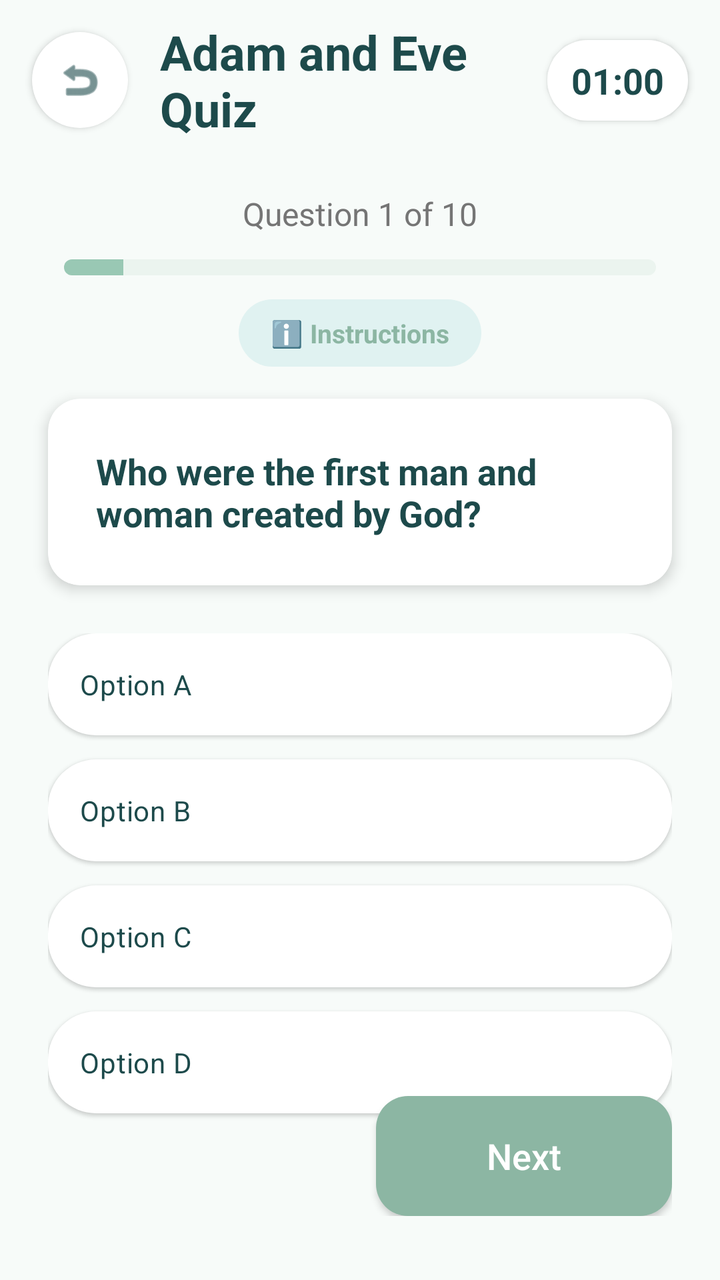
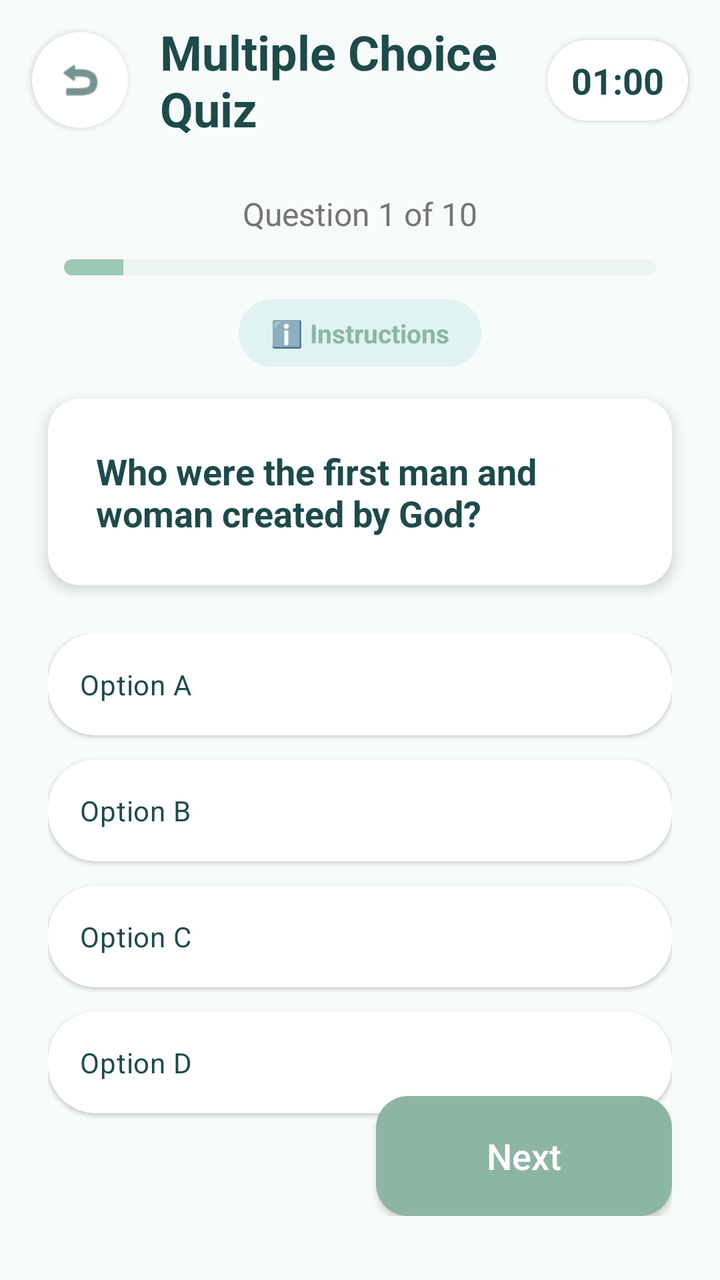

Two renders of the same Android screen: before a commit and after it. Below are the layout's source before the change and the commit's diff.
<!-- AndroidManifest.xml: application theme Theme.ArBibleApp -->
<!-- res/layout/activity_quiz_adam_eve.xml -->
<?xml version="1.0" encoding="utf-8"?>
<androidx.constraintlayout.widget.ConstraintLayout xmlns:android="http://schemas.android.com/apk/res/android"
    xmlns:app="http://schemas.android.com/apk/res-auto"
    xmlns:tools="http://schemas.android.com/tools"
    android:id="@+id/main"
    android:layout_width="match_parent"
    android:layout_height="match_parent"
    android:background="@color/bg_light"
    tools:context=".QuizAdamEve">

    <ImageView
        android:id="@+id/btnBack"
        android:layout_width="48dp"
        android:layout_height="48dp"
        android:layout_marginStart="16dp"
        android:layout_marginTop="16dp"
        android:background="@drawable/bg_circle_white"
        android:elevation="2dp"
        android:padding="12dp"
        android:src="@android:drawable/ic_menu_revert"
        app:layout_constraintStart_toStartOf="parent"
        app:layout_constraintTop_toTopOf="parent"
        app:tint="@color/text_dark" />

    <TextView
        android:id="@+id/tvQuizTitle"
        android:layout_width="0dp"
        android:layout_height="wrap_content"
        android:layout_marginStart="16dp"
        android:layout_marginEnd="8dp"
        android:text="Adam and Eve Quiz"
        android:textColor="@color/text_dark"
        android:textSize="24sp"
        android:textStyle="bold"
        app:layout_constraintBottom_toBottomOf="@+id/btnBack"
        app:layout_constraintEnd_toStartOf="@+id/tvTimer"
        app:layout_constraintStart_toEndOf="@+id/btnBack"
        app:layout_constraintTop_toTopOf="@+id/btnBack" />

    <TextView
        android:id="@+id/tvTimer"
        android:layout_width="wrap_content"
        android:layout_height="wrap_content"
        android:layout_marginEnd="16dp"
        android:background="@drawable/bg_circle_white"
        android:elevation="2dp"
        android:paddingHorizontal="12dp"
        android:paddingVertical="8dp"
        android:text="01:00"
        android:textColor="@color/text_dark"
        android:textSize="18sp"
        android:textStyle="bold"
        app:layout_constraintBottom_toBottomOf="@+id/btnBack"
        app:layout_constraintEnd_toEndOf="parent"
        app:layout_constraintTop_toTopOf="@+id/btnBack" />

    <TextView
        android:id="@+id/tvQuestionCount"
        android:layout_width="wrap_content"
        android:layout_height="wrap_content"
        android:layout_marginTop="32dp"
        android:text="Question 1 of 10"
        android:textColor="@color/text_grey"
        android:textSize="16sp"
        app:layout_constraintEnd_toEndOf="parent"
        app:layout_constraintStart_toStartOf="parent"
        app:layout_constraintTop_toBottomOf="@+id/btnBack" />

    <ProgressBar
        android:id="@+id/progressBar"
        android:progressDrawable="@android:drawable/progress_horizontal"
        style="?android:attr/progressBarStyleHorizontal"
        android:layout_width="match_parent"
        android:layout_height="8dp"
        android:progressTint="#99c8b4"
        android:progressBackgroundTint="#ebf4ef"
        android:layout_marginStart="32dp"
        android:layout_marginTop="12dp"
        android:layout_marginEnd="32dp"
        android:progress="10"
        app:layout_constraintTop_toBottomOf="@+id/tvQuestionCount" />

    <TextView
        android:id="@+id/btnInstructions"
        android:layout_width="wrap_content"
        android:layout_height="wrap_content"
        android:layout_marginTop="12dp"
        android:background="@drawable/bg_rounded_card"
        android:backgroundTint="#E0F2F1"
        android:clickable="true"
        android:focusable="true"
        android:foreground="?attr/selectableItemBackground"
        android:paddingHorizontal="16dp"
        android:paddingVertical="8dp"
        android:text="ℹ️ Instructions"
        android:textColor="@color/primary_green"
        android:textSize="13sp"
        android:textStyle="bold"
        app:layout_constraintEnd_toEndOf="parent"
        app:layout_constraintStart_toStartOf="parent"
        app:layout_constraintTop_toBottomOf="@+id/progressBar" />

    <androidx.cardview.widget.CardView
        android:id="@+id/cardQuestion"
        android:layout_width="match_parent"
        android:layout_height="wrap_content"
        android:layout_marginStart="24dp"
        android:layout_marginTop="16dp"
        android:layout_marginEnd="24dp"
        app:cardCornerRadius="16dp"
        app:cardElevation="4dp"
        app:cardBackgroundColor="@color/white"
        app:layout_constraintTop_toBottomOf="@+id/btnInstructions">

        <TextView
            android:id="@+id/tvQuestion"
            android:layout_width="match_parent"
            android:layout_height="wrap_content"
            android:padding="24dp"
            android:text="Who were the first man and woman created by God?"
            android:textColor="@color/text_dark"
            android:textSize="18sp"
            android:textStyle="bold" />
    </androidx.cardview.widget.CardView>

    <RadioGroup
        android:id="@+id/rgOptions"
        android:layout_width="match_parent"
        android:layout_height="wrap_content"
        android:layout_marginStart="24dp"
        android:layout_marginTop="24dp"
        android:layout_marginEnd="24dp"
        app:layout_constraintTop_toBottomOf="@+id/cardQuestion">

        <RadioButton
            android:id="@+id/rbOptionA"
            android:layout_width="match_parent"
            android:layout_height="wrap_content"
            android:layout_marginBottom="12dp"
            android:background="@drawable/bg_option_selector"
            android:button="@null"
            android:elevation="1dp"
            android:padding="16dp"
            android:text="Option A"
            android:textColor="@color/text_option_selector" />

        <RadioButton
            android:id="@+id/rbOptionB"
            android:layout_width="match_parent"
            android:layout_height="wrap_content"
            android:layout_marginBottom="12dp"
            android:background="@drawable/bg_option_selector"
            android:button="@null"
            android:elevation="1dp"
            android:padding="16dp"
            android:text="Option B"
            android:textColor="@color/text_option_selector" />

        <RadioButton
            android:id="@+id/rbOptionC"
            android:layout_width="match_parent"
            android:layout_height="wrap_content"
            android:layout_marginBottom="12dp"
            android:background="@drawable/bg_option_selector"
            android:button="@null"
            android:elevation="1dp"
            android:padding="16dp"
            android:text="Option C"
            android:textColor="@color/text_option_selector" />

        <RadioButton
            android:id="@+id/rbOptionD"
            android:layout_width="match_parent"
            android:layout_height="wrap_content"
            android:layout_marginBottom="12dp"
            android:background="@drawable/bg_option_selector"
            android:button="@null"
            android:elevation="1dp"
            android:padding="16dp"
            android:text="Option D"
            android:textColor="@color/text_option_selector" />

    </RadioGroup>

    <LinearLayout
        android:layout_width="match_parent"
        android:layout_height="wrap_content"
        android:layout_marginStart="24dp"
        android:layout_marginEnd="24dp"
        android:layout_marginBottom="32dp"
        android:orientation="horizontal"
        app:layout_constraintBottom_toBottomOf="parent">

        <androidx.appcompat.widget.AppCompatButton
            android:id="@+id/btnPrevious"
            android:layout_width="0dp"
            android:layout_height="60dp"
            android:layout_marginEnd="8dp"
            android:layout_weight="1"
            android:background="@drawable/bg_button_next"
            android:backgroundTint="@color/red"
            android:text="Previous"
            android:textAllCaps="false"
            android:textColor="@color/white"
            android:textSize="18sp"
            android:visibility="invisible" />

        <androidx.appcompat.widget.AppCompatButton
            android:id="@+id/btnNext"
            android:layout_width="0dp"
            android:layout_height="60dp"
            android:layout_marginStart="8dp"
            android:layout_weight="1"
            android:background="@drawable/bg_button_next"
            android:backgroundTint="@color/primary_green"
            android:text="Next"
            android:textAllCaps="false"
            android:textColor="@color/white"
            android:textSize="18sp" />

    </LinearLayout>



</androidx.constraintlayout.widget.ConstraintLayout>
<!-- resources referenced by this layout -->
<resources>
  <color name="bg_light">#F7FBF9</color>
  <color name="primary_green">#8CB6A3</color>
  <color name="red">#C85F5F</color>
  <color name="text_dark">#1D4A4B</color>
  <color name="text_grey">#757575</color>
  <color name="white">#FFFFFFFF</color>
  <!-- drawable bg_button_next (drawable) -->
  <?xml version="1.0" encoding="utf-8"?>
  <shape xmlns:android="http://schemas.android.com/apk/res/android">
      <solid android:color="@color/primary_green" />
      <corners android:radius="16dp" />
  </shape>
  <!-- drawable bg_circle_white (drawable) -->
  <?xml version="1.0" encoding="utf-8"?>
  <shape xmlns:android="http://schemas.android.com/apk/res/android">
      <solid android:color="@color/white" />
      <corners android:radius="100dp" />
  </shape>
  <!-- drawable bg_option_selector (drawable) -->
  <?xml version="1.0" encoding="utf-8"?>
  <selector xmlns:android="http://schemas.android.com/apk/res/android">
      <item android:state_checked="true">
          <shape android:shape="rectangle">
              <solid android:color="@color/primary_green" />
              <corners android:radius="24dp" />
          </shape>
      </item>
      <item>
          <shape android:shape="rectangle">
              <solid android:color="@color/white" />
              <corners android:radius="24dp" />
          </shape>
      </item>
  </selector>
  <!-- drawable bg_rounded_card (drawable) -->
  <?xml version="1.0" encoding="utf-8"?>
  <shape xmlns:android="http://schemas.android.com/apk/res/android">
      <solid android:color="@color/primary_green" />
      <corners android:radius="40dp" />
  </shape>
  <style name="Theme.ArBibleApp" parent="Base.Theme.ArBibleApp" />
  <style name="Base.Theme.ArBibleApp" parent="Theme.Material3.DayNight.NoActionBar">
          
          <item name="android:windowAnimationStyle">@style/SlideActivityAnimation</item>
      </style>
  <style name="SlideActivityAnimation" parent="@android:style/Animation.Activity">
          <item name="android:activityOpenEnterAnimation">@anim/slide_in_right</item>
          <item name="android:activityOpenExitAnimation">@anim/slide_out_left</item>
          <item name="android:activityCloseEnterAnimation">@anim/slide_in_left</item>
          <item name="android:activityCloseExitAnimation">@anim/slide_out_right</item>
      </style>
</resources>

<!-- the commit's change to res/layout/activity_quiz_adam_eve.xml (unified diff, before → after) -->
@@ -28,7 +28,7 @@
         android:layout_height="wrap_content"
         android:layout_marginStart="16dp"
         android:layout_marginEnd="8dp"
-        android:text="Adam and Eve Quiz"
+        android:text="Multiple Choice Quiz"
         android:textColor="@color/text_dark"
         android:textSize="24sp"
         android:textStyle="bold"
